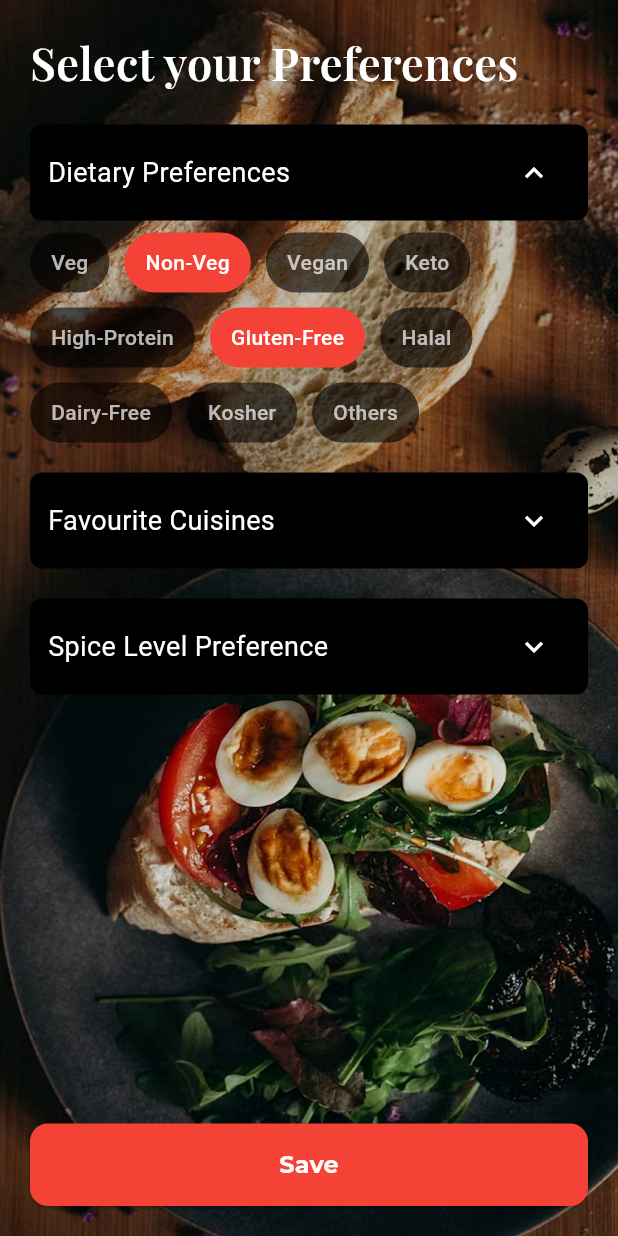
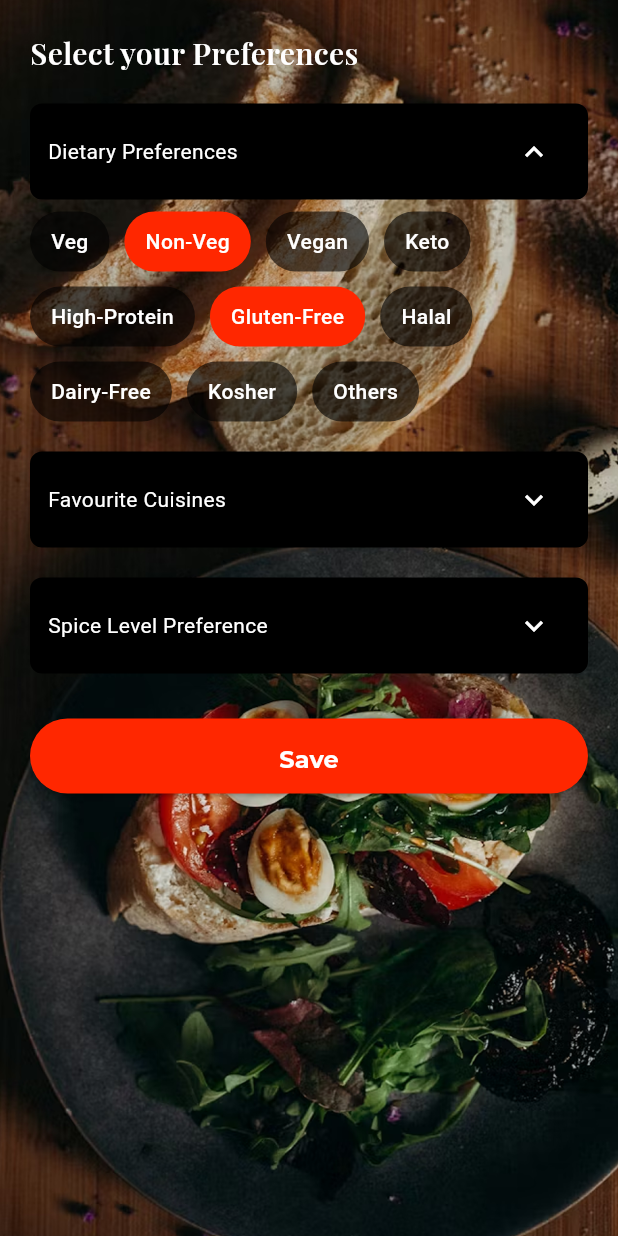
Before and after one commit to AnasKhan176/ChefLevel, a Flutter app: the PreferencesScreen screen opened directly, on a phone screen of 412 x 824 dp. Run offline on Flutter 3.47's test engine with Material 3 defaults, Android fonts, the phone set to English and light mode, and no system bars; our stand-ins replace google_fonts, shared_preferences, smooth_page_indicator, sqflite; accounts and stored records are empty.

Commit message:
ui level changed done till user preferences

```diff
--- a/lib/core/ui/preference/preference_screen.dart
+++ b/lib/core/ui/preference/preference_screen.dart
@@ -18,16 +18,32 @@ class _PreferencesScreenState extends State<PreferencesScreen> {
 
   // Options
   final List<String> dietaryOptions = [
-    'Veg', 'Non-Veg', 'Vegan', 'Keto', 'High-Protein',
-    'Gluten-Free', 'Halal', 'Dairy-Free', 'Kosher', 'Others'
+    'Veg',
+    'Non-Veg',
+    'Vegan',
+    'Keto',
+    'High-Protein',
+    'Gluten-Free',
+    'Halal',
+    'Dairy-Free',
+    'Kosher',
+    'Others',
   ];
   Set<String> selectedDietary = {'Non-Veg', 'Gluten-Free'};
 
-  final List<String> cuisines = ['Indian', 'Chinese', 'Italian', 'Mexican', 'Thai'];
-  String? selectedCuisine;
+  final List<String> cuisines = [
+    'Indian',
+    'Chinese',
+    'Italian',
+    'Mexican',
+    'Thai',
+  ];
+  Set<String> selectedCuisine = {'Indian', 'Chinese'};
 
   final List<String> spiceLevels = ['Mild', 'Medium', 'Hot'];
   String? selectedSpice;
+
+  String _selectedSpice = 'Mild';
 
   @override
   Widget build(BuildContext context) {
@@ -46,22 +62,18 @@ class _PreferencesScreenState extends State<PreferencesScreen> {
           SafeArea(
             child: Padding(
               padding: const EdgeInsets.symmetric(horizontal: 20, vertical: 20),
+              child: SingleChildScrollView(
                 child: Column(
                   crossAxisAlignment: CrossAxisAlignment.start,
                   children: [
                     Text(
                       AppString.selectYourPrefs,
-                    style:
-                    // TextStyle(
-                    //   color: Colors.white,
-                    //   fontSize: 26,
-                    //   fontWeight: FontWeight.bold,
-                    // ),
-                    GoogleFonts.playfairDisplay(
-              fontSize: 30,
+                      style: GoogleFonts.playfairDisplay(
+                        fontSize: 20,
                         fontWeight: FontWeight.w600,
                         fontStyle: FontStyle.normal,
-              color: AppColor.WHITE),
+                        color: AppColor.WHITE,
+                      ),
                     ),
                     const SizedBox(height: 20),
 
@@ -69,7 +81,8 @@ class _PreferencesScreenState extends State<PreferencesScreen> {
                     _buildExpandableSection(
                       title: AppString.dietaryPrefs,
                       expanded: dietaryExpanded,
-                    onToggle: () => setState(() => dietaryExpanded = !dietaryExpanded),
+                      onToggle: () =>
+                          setState(() => dietaryExpanded = !dietaryExpanded),
                       child: Wrap(
                         spacing: 10,
                         runSpacing: 10,
@@ -86,15 +99,22 @@ class _PreferencesScreenState extends State<PreferencesScreen> {
                               });
                             },
                             child: Container(
-                            padding: const EdgeInsets.symmetric(horizontal: 14, vertical: 10),
+                              padding: const EdgeInsets.symmetric(
+                                horizontal: 14,
+                                vertical: 10,
+                              ),
                               decoration: BoxDecoration(
-                              color: isSelected ? Colors.red : Colors.black.withOpacity(0.6),
+                                color: isSelected
+                                    ? AppColor.btnBackground
+                                    : Colors.black.withOpacity(0.6),
                                 borderRadius: BorderRadius.circular(20),
                               ),
                               child: Text(
                                 option,
                                 style: TextStyle(
-                                color: isSelected ? Colors.white : Colors.white70,
+                                  color: isSelected
+                                      ? AppColor.WHITE
+                                      : AppColor.WHITE,
                                   fontWeight: FontWeight.w500,
                                 ),
                               ),
@@ -110,79 +130,96 @@ class _PreferencesScreenState extends State<PreferencesScreen> {
                     _buildExpandableSection(
                       title: AppString.favouriteCuisines,
                       expanded: cuisineExpanded,
-                    onToggle: () => setState(() => cuisineExpanded = !cuisineExpanded),
-                    child: DropdownButton<String>(
-                      value: selectedCuisine,
-                      hint: const Text('Select Cuisine', style: TextStyle(color: Colors.white54)),
-                      dropdownColor: Colors.black,
-                      isExpanded: true,
-                      iconEnabledColor: Colors.white,
-                      style: const TextStyle(color: Colors.white),
-                      underline: const SizedBox(),
-                      items: cuisines.map((cuisine) {
-                        return DropdownMenuItem(
-                          value: cuisine,
-                          child: Text(cuisine),
+                      onToggle: () =>
+                          setState(() => cuisineExpanded = !cuisineExpanded),
+                      child: Wrap(
+                        spacing: 10,
+                        runSpacing: 10,
+                        children: cuisines.map((option) {
+                          final isSelected = selectedCuisine.contains(option);
+                          return GestureDetector(
+                            onTap: () {
+                              setState(() {
+                                if (isSelected) {
+                                  selectedCuisine.remove(option);
+                                } else {
+                                  selectedCuisine.add(option);
+                                }
+                              });
+                            },
+                            child: Container(
+                              padding: const EdgeInsets.symmetric(
+                                horizontal: 14,
+                                vertical: 10,
+                              ),
+                              decoration: BoxDecoration(
+                                color: isSelected
+                                    ? AppColor.btnBackground
+                                    : Colors.black.withOpacity(0.6),
+                                borderRadius: BorderRadius.circular(20),
+                              ),
+                              child: Text(
+                                option,
+                                style: TextStyle(
+                                  color: isSelected
+                                      ? AppColor.WHITE
+                                      : AppColor.WHITE,
+                                  fontWeight: FontWeight.w500,
+                                ),
+                              ),
+                            ),
                           );
                         }).toList(),
-                      onChanged: (value) => setState(() => selectedCuisine = value),
                       ),
                     ),
 
                     const SizedBox(height: 20),
-
                     // Spice Level Section
                     _buildExpandableSection(
-                    title:AppString.spiceLevelPref,
+                      title: AppString.spiceLevelPref,
                       expanded: spiceExpanded,
-                    onToggle: () => setState(() => spiceExpanded = !spiceExpanded),
-                    child: DropdownButton<String>(
-                      value: selectedSpice,
-                      hint: const Text('Select Spice Level', style: TextStyle(color: Colors.white54)),
-                      dropdownColor: Colors.black,
-                      isExpanded: true,
-                      iconEnabledColor: Colors.white,
-                      style: const TextStyle(color: Colors.white),
-                      underline: const SizedBox(),
-                      items: spiceLevels.map((level) {
-                        return DropdownMenuItem(
-                          value: level,
-                          child: Text(level),
-                        );
-                      }).toList(),
-                      onChanged: (value) => setState(() => selectedSpice = value),
+                      onToggle: () =>
+                          setState(() => spiceExpanded = !spiceExpanded),
+                      child: Column(
+                        crossAxisAlignment: CrossAxisAlignment.start,
+                        children: [
+                          _buildRadio('Mild'),
+                          _buildRadio('Medium'),
+                          _buildRadio('Spicy'),
+                        ],
                       ),
                     ),
 
-                  const Spacer(),
+                    const SizedBox(height: 30),
 
                     // Save Button
                     SizedBox(
                       width: double.infinity,
+                      height: 50,
                       child: ElevatedButton(
                         style: ElevatedButton.styleFrom(
-                        backgroundColor: Colors.red,
+                          backgroundColor: AppColor.btnBackground,
                           padding: const EdgeInsets.symmetric(vertical: 16),
                           shape: RoundedRectangleBorder(
-                          borderRadius: BorderRadius.circular(12),
+                            borderRadius: BorderRadius.circular(30),
                           ),
                         ),
                         onPressed: () {
                           // Save preferences
                         },
-                      child:  Text(
+                        child: Text(
                           AppString.save,
-                        style:
-                        //TextStyle(fontSize: 18),
-                         GoogleFonts.montserrat(
+                          style: GoogleFonts.montserrat(
                             fontSize: 16,
                             fontWeight: FontWeight.w700,
                             fontStyle: FontStyle.normal,
-  color: Colors.white),
+                            color: AppColor.WHITE,
+                          ),
                         ),
                       ),
                     ),
                   ],
+                ),
               ),
             ),
           ),
@@ -206,19 +243,18 @@ class _PreferencesScreenState extends State<PreferencesScreen> {
           decoration: BoxDecoration(
             color: Colors.black, // Black header background
             borderRadius: BorderRadius.circular(8),
-
           ),
           child: Row(
             mainAxisAlignment: MainAxisAlignment.spaceBetween,
             children: [
               Text(
                 title, // use the parameter
-                style: const TextStyle(color: Colors.white, fontSize: 18),
+                style: const TextStyle(color: AppColor.WHITE, fontSize: 14),
               ),
               IconButton(
                 icon: Icon(
                   expanded ? Icons.expand_less : Icons.expand_more,
-                  color: Colors.white,
+                  color: AppColor.WHITE,
                 ),
                 onPressed: onToggle, // use the callback
               ),
@@ -235,4 +271,19 @@ class _PreferencesScreenState extends State<PreferencesScreen> {
       ],
     );
   }
+
+  Widget _buildRadio(String value) {
+    return RadioListTile<String>(
+      contentPadding: EdgeInsets.zero,
+      title: Text(value, style: const TextStyle(color: AppColor.WHITE)),
+      value: value,
+      groupValue: _selectedSpice,
+      activeColor: AppColor.btnBackground,
+      onChanged: (val) {
+        setState(() {
+          _selectedSpice = val!;
+        });
+      },
+    );
   }
+}
--- a/lib/core/utils/snackbar.dart
+++ b/lib/core/utils/snackbar.dart
@@ -1,11 +1,15 @@
 import 'package:flutter/material.dart';
 import 'package:food_chef/core/utils/app_string.dart';
+import 'package:food_chef/theme/app_color.dart';
 import 'package:google_fonts/google_fonts.dart';
 
 class CustomSnackBar {
   static void showTopSnackbar(
-      BuildContext context, String? message, Color color,
-      [int duration = 5]) {
+    BuildContext context,
+    String? message,
+    Color color, [
+    int duration = 5,
+  ]) {
     OverlayEntry overlayEntry;
     overlayEntry = OverlayEntry(
       builder: (context) => Positioned(
@@ -19,11 +23,12 @@ class CustomSnackBar {
             child: Text(
               textAlign: TextAlign.center,
               message ?? AppString.noDataAvailable,
-              style:  GoogleFonts.montserrat(
-  fontSize: 18,
-  fontWeight: FontWeight.w500,
-  fontStyle: FontStyle.normal,
-  color: Colors.white),
+              style: GoogleFonts.montserrat(
+                fontSize: 15,
+                fontWeight: FontWeight.w500,
+                fontStyle: FontStyle.normal,
+                color: AppColor.WHITE,
+              ),
             ),
           ),
         ),
--- a/lib/main.dart
+++ b/lib/main.dart
@@ -14,7 +14,7 @@ class MyApp extends StatelessWidget {
   Widget build(BuildContext context) {
     return const MaterialApp(
       debugShowCheckedModeBanner: false,
-      home: PreferencesScreen(),
+      home: SplashScreen(),
     );
   }
 }
```
Also changed, not shown: lib/core/ui/splash/splash_screen.dart (+4 -4 lines), lib/core/ui/walkthrough/walkthrough_screen.dart (+26 -12 lines), lib/core/constants/api_endpoints.dart (deleted), lib/core/constants/app_strings.dart (deleted). Lines whose indentation alone changed are shown as unchanged.
